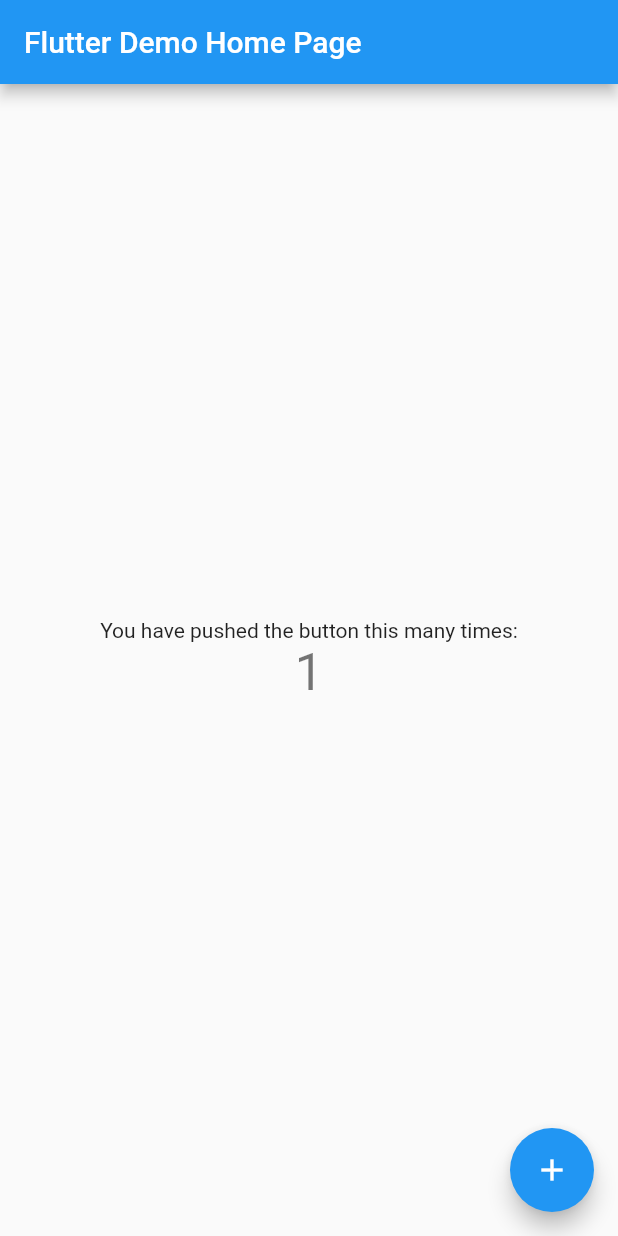
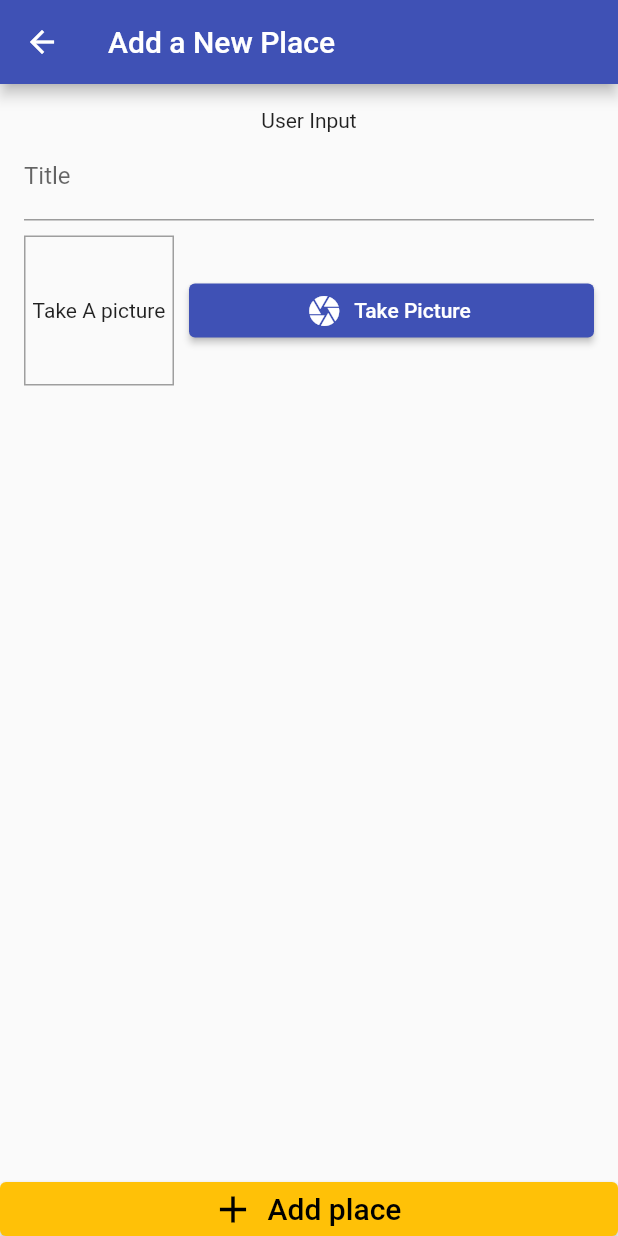
Before and after one commit to mazeneldeeb2/great_places, a Flutter app: the screen it shows after launch, after a tap on the "add" icon, on a phone screen of 412 x 824 dp. Run offline on Flutter 3.47's test engine with Material 2 defaults, Android fonts, the phone set to English and light mode, and no system bars; our stand-ins replace image_picker.

Commit message:
adding the basics

```diff
--- /dev/null
+++ b/lib/compenents/image_input.dart
@@ -0,0 +1,60 @@
+import 'package:flutter/material.dart';
+import 'package:image_picker/image_picker.dart';
+
+class ImageInput extends StatefulWidget {
+  const ImageInput({Key? key}) : super(key: key);
+
+  @override
+  State<ImageInput> createState() => _ImageInputState();
+}
+
+class _ImageInputState extends State<ImageInput> {
+  // ignore: prefer_typing_uninitialized_variables
+  var _image;
+
+  Future<void> _takePicture() async {
+    final imagePicker = ImagePicker();
+    await imagePicker.pickImage(
+      source: ImageSource.gallery,
+      maxWidth: 600,
+    );
+  }
+
+  @override
+  Widget build(BuildContext context) {
+    return Row(
+      children: [
+        Container(
+          height: 100,
+          width: 100,
+          decoration: BoxDecoration(
+            border: Border.all(
+              width: 1,
+              color: Colors.grey,
+            ),
+          ),
+          child: _image != null
+              ? Image.file(
+                  _image,
+                  fit: BoxFit.cover,
+                )
+              : const Text(
+                  "Take A picture",
+                  textAlign: TextAlign.center,
+                ),
+          alignment: Alignment.center,
+        ),
+        const SizedBox(
+          width: 10,
+        ),
+        Expanded(
+          child: ElevatedButton.icon(
+            onPressed: _takePicture,
+            icon: const Icon(Icons.camera),
+            label: const Text("Take Picture"),
+          ),
+        ),
+      ],
+    );
+  }
+}
--- a/lib/main.dart
+++ b/lib/main.dart
@@ -1,4 +1,9 @@
 import 'package:flutter/material.dart';
+import 'package:great_places/providers/great_places.dart';
+import 'package:great_places/screens/add_place_screen.dart';
+import 'package:provider/provider.dart';
+
+import 'screens/places_list_screen.dart';
 
 void main() {
   runApp(const MyApp());
@@ -7,109 +12,24 @@ void main() {
 class MyApp extends StatelessWidget {
   const MyApp({Key? key}) : super(key: key);
 
-  // This widget is the root of your application.
   @override
   Widget build(BuildContext context) {
-    return MaterialApp(
-      title: 'Flutter Demo',
-      theme: ThemeData(
-        // This is the theme of your application.
-        //
-        // Try running your application with "flutter run". You'll see the
-        // application has a blue toolbar. Then, without quitting the app, try
-        // changing the primarySwatch below to Colors.green and then invoke
-        // "hot reload" (press "r" in the console where you ran "flutter run",
-        // or simply save your changes to "hot reload" in a Flutter IDE).
-        // Notice that the counter didn't reset back to zero; the application
-        // is not restarted.
-        primarySwatch: Colors.blue,
+    return ChangeNotifierProvider(
+      create: (context) => GreatPlaces(),
+      child: MaterialApp(
+        routes: {
+          AddPlaceScreen.routeName: (context) => const AddPlaceScreen(),
+        },
+        debugShowCheckedModeBanner: false,
+        theme: ThemeData(
+          colorScheme: ColorScheme.fromSwatch(
+            primarySwatch: Colors.indigo,
+          ).copyWith(
+            secondary: Colors.amber,
+          ),
+        ),
+        home: const PlacesListScreen(),
       ),
-      home: const MyHomePage(title: 'Flutter Demo Home Page'),
     );
   }
 }
-
-class MyHomePage extends StatefulWidget {
-  const MyHomePage({Key? key, required this.title}) : super(key: key);
-
-  // This widget is the home page of your application. It is stateful, meaning
-  // that it has a State object (defined below) that contains fields that affect
-  // how it looks.
-
-  // This class is the configuration for the state. It holds the values (in this
-  // case the title) provided by the parent (in this case the App widget) and
-  // used by the build method of the State. Fields in a Widget subclass are
-  // always marked "final".
-
-  final String title;
-
-  @override
-  State<MyHomePage> createState() => _MyHomePageState();
-}
-
-class _MyHomePageState extends State<MyHomePage> {
-  int _counter = 0;
-
-  void _incrementCounter() {
-    setState(() {
-      // This call to setState tells the Flutter framework that something has
-      // changed in this State, which causes it to rerun the build method below
-      // so that the display can reflect the updated values. If we changed
-      // _counter without calling setState(), then the build method would not be
-      // called again, and so nothing would appear to happen.
-      _counter++;
-    });
-  }
-
-  @override
-  Widget build(BuildContext context) {
-    // This method is rerun every time setState is called, for instance as done
-    // by the _incrementCounter method above.
-    //
-    // The Flutter framework has been optimized to make rerunning build methods
-    // fast, so that you can just rebuild anything that needs updating rather
-    // than having to individually change instances of widgets.
-    return Scaffold(
-      appBar: AppBar(
-        // Here we take the value from the MyHomePage object that was created by
-        // the App.build method, and use it to set our appbar title.
-        title: Text(widget.title),
-      ),
-      body: Center(
-        // Center is a layout widget. It takes a single child and positions it
-        // in the middle of the parent.
-        child: Column(
-          // Column is also a layout widget. It takes a list of children and
-          // arranges them vertically. By default, it sizes itself to fit its
-          // children horizontally, and tries to be as tall as its parent.
-          //
-          // Invoke "debug painting" (press "p" in the console, choose the
-          // "Toggle Debug Paint" action from the Flutter Inspector in Android
-          // Studio, or the "Toggle Debug Paint" command in Visual Studio Code)
-          // to see the wireframe for each widget.
-          //
-          // Column has various properties to control how it sizes itself and
-          // how it positions its children. Here we use mainAxisAlignment to
-          // center the children vertically; the main axis here is the vertical
-          // axis because Columns are vertical (the cross axis would be
-          // horizontal).
-          mainAxisAlignment: MainAxisAlignment.center,
-          children: <Widget>[
-            const Text(
-              'You have pushed the button this many times:',
-            ),
-            Text(
-              '$_counter',
-              style: Theme.of(context).textTheme.headline4,
-            ),
-          ],
-        ),
-      ),
-      floatingActionButton: FloatingActionButton(
-        onPressed: _incrementCounter,
-        tooltip: 'Increment',
-        child: const Icon(Icons.add),
-      ), // This trailing comma makes auto-formatting nicer for build methods.
-    );
-  }
-}
--- /dev/null
+++ b/lib/models/place.dart
@@ -0,0 +1,23 @@
+
+import 'dart:io';
+
+class Place {
+  final String id;
+  final String title;
+  final File image;
+  final PlaceLocation location;
+
+  Place(
+      {required this.id,
+      required this.title,
+      required this.image,
+      required this.location});
+}
+
+class PlaceLocation {
+  final double latitude;
+  final double longitude;
+  final String address;
+  PlaceLocation(
+      {required this.address, required this.latitude, required this.longitude});
+}
--- /dev/null
+++ b/lib/providers/great_places.dart
@@ -0,0 +1,10 @@
+import 'package:flutter/cupertino.dart';
+import 'package:great_places/models/place.dart';
+
+class GreatPlaces with ChangeNotifier {
+  final List<Place> _places = [];
+
+  List<Place> get places {
+    return _places;
+  }
+}
--- /dev/null
+++ b/lib/screens/add_place_screen.dart
@@ -0,0 +1,66 @@
+import 'package:flutter/material.dart';
+import 'package:great_places/compenents/image_input.dart';
+
+class AddPlaceScreen extends StatefulWidget {
+  const AddPlaceScreen({Key? key}) : super(key: key);
+  static const String routeName = "/addPlaceScreen";
+
+  @override
+  State<AddPlaceScreen> createState() => _AddPlaceScreenState();
+}
+
+class _AddPlaceScreenState extends State<AddPlaceScreen> {
+  final _titleController = TextEditingController();
+  @override
+  Widget build(BuildContext context) {
+    return Scaffold(
+      appBar: AppBar(
+        title: const Text("Add a New Place"),
+      ),
+      body: Column(
+        crossAxisAlignment: CrossAxisAlignment.stretch,
+        children: [
+          Expanded(
+            child: SingleChildScrollView(
+              child: Padding(
+                padding: const EdgeInsets.all(16),
+                child: Column(children: [
+                  const Text("User Input"),
+                  TextField(
+                    decoration: const InputDecoration(
+                      labelText: "Title",
+                    ),
+                    controller: _titleController,
+                  ),
+                  const SizedBox(
+                    height: 10,
+                  ),
+                  const ImageInput()
+                ]),
+              ),
+            ),
+          ),
+          ElevatedButton.icon(
+            style: ButtonStyle(
+              tapTargetSize: MaterialTapTargetSize.shrinkWrap,
+              backgroundColor: MaterialStateProperty.all(Colors.amber),
+            ),
+            onPressed: () {},
+            icon: const Icon(
+              Icons.add,
+              color: Colors.black,
+              size: 30,
+            ),
+            label: const Text(
+              "Add place",
+              style: TextStyle(
+                color: Colors.black,
+                fontSize: 20,
+              ),
+            ),
+          ),
+        ],
+      ),
+    );
+  }
+}
--- /dev/null
+++ b/lib/screens/places_list_screen.dart
@@ -0,0 +1,23 @@
+import 'package:flutter/material.dart';
+import 'package:great_places/screens/add_place_screen.dart';
+
+class PlacesListScreen extends StatelessWidget {
+  const PlacesListScreen({Key? key}) : super(key: key);
+
+  @override
+  Widget build(BuildContext context) {
+    return Scaffold(
+      appBar: AppBar(
+        title: const Text("Your Places"),
+        actions: [
+          IconButton(
+            icon: const Icon(Icons.add),
+            onPressed: () {
+              Navigator.pushNamed(context, AddPlaceScreen.routeName);
+            },
+          ),
+        ],
+      ),
+    );
+  }
+}
--- a/pubspec.yaml
+++ b/pubspec.yaml
@@ -34,6 +34,8 @@ dependencies:
   # The following adds the Cupertino Icons font to your application.
   # Use with the CupertinoIcons class for iOS style icons.
   cupertino_icons: ^1.0.2
+  provider: ^6.0.2
+  image_picker: ^0.8.5
 
 dev_dependencies:
   flutter_test:
```
Also changed, not shown: lib/screens/place_details.dart (added), pubspec.lock, 1 other file.
